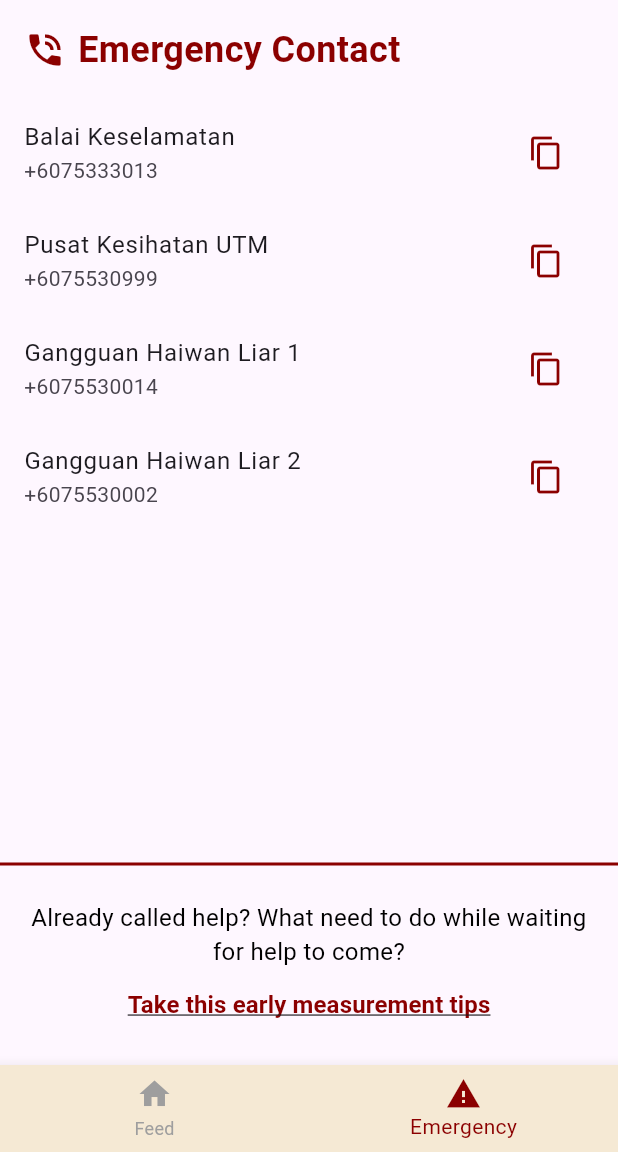
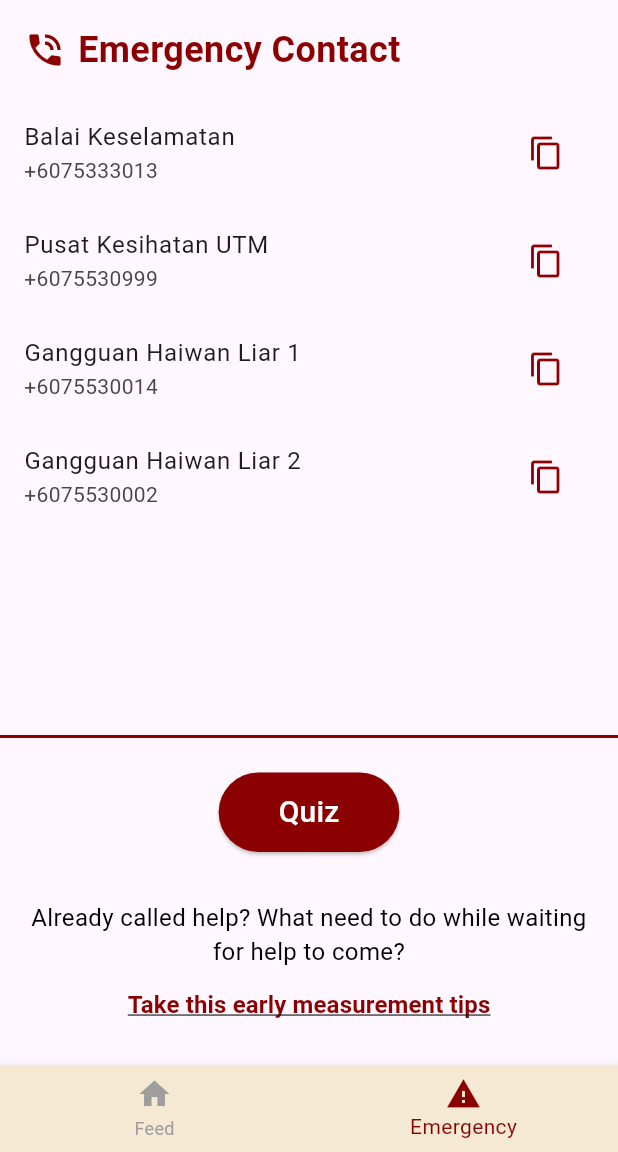
Before and after one commit to kdjhzhr/UTMSafe, a Flutter app: the SosPage screen opened directly, on a phone screen of 412 x 824 dp, the part 84-1236 px from its top. Run offline on Flutter 3.47's test engine with Material 3 defaults, Android fonts, the phone set to English and light mode, and no system bars; our stand-ins replace cloud_firestore, firebase_auth, firebase_core, firebase_storage, fl_chart, image_picker; accounts and stored records are empty.

Commit message:
Update emergency.dart
modify the main page for emergency page to link with the quiz page

```diff
--- a/lib/emergency.dart
+++ b/lib/emergency.dart
@@ -2,6 +2,7 @@ import 'package:flutter/material.dart';
 import 'package:flutter/services.dart';
 import 'studentfeedpage.dart'; // Import the FeedPage (or your Feed page)
 import 'safety.dart'; // Import the safety.dart file
+import 'quiz.dart'; // Import the quiz.dart file (the page where your quiz is implemented)
 
 class SosPage extends StatefulWidget {
   const SosPage({super.key});
@@ -107,6 +108,34 @@ class _SosPageState extends State<SosPage> {
           ),
           const Divider(thickness: 2, color: Color(0xFF8B0000)),
 
+          // Quiz Button
+          Padding(
+            padding: const EdgeInsets.all(16.0),
+            child: Center(
+              child: ElevatedButton(
+                onPressed: () {
+                  Navigator.push(
+                    context,
+                    MaterialPageRoute(
+                      builder: (context) => SafetyQuizPage(), // Navigate to the quiz page
+                    ),
+                  );
+                },
+                style: ElevatedButton.styleFrom(
+                  backgroundColor: const Color(0xFF8B0000),
+                  padding: const EdgeInsets.symmetric(horizontal: 40, vertical: 12), // Adjusted padding for button
+                  shape: RoundedRectangleBorder(
+                    borderRadius: BorderRadius.circular(30),
+                  ),
+                ),
+                child: const Text(
+                  'Quiz', // Text updated to 'Quiz'
+                  style: TextStyle(fontSize: 20, color: Colors.white),
+                ),
+              ),
+            ),
+          ),
+
           // Bottom redirect link
           Padding(
             padding: const EdgeInsets.all(16.0),
```
